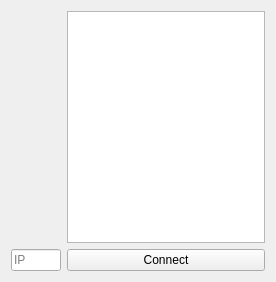
Before: the Qt Designer form client.ui in Tirariharari/Volleyball, drawn with Qt 5.
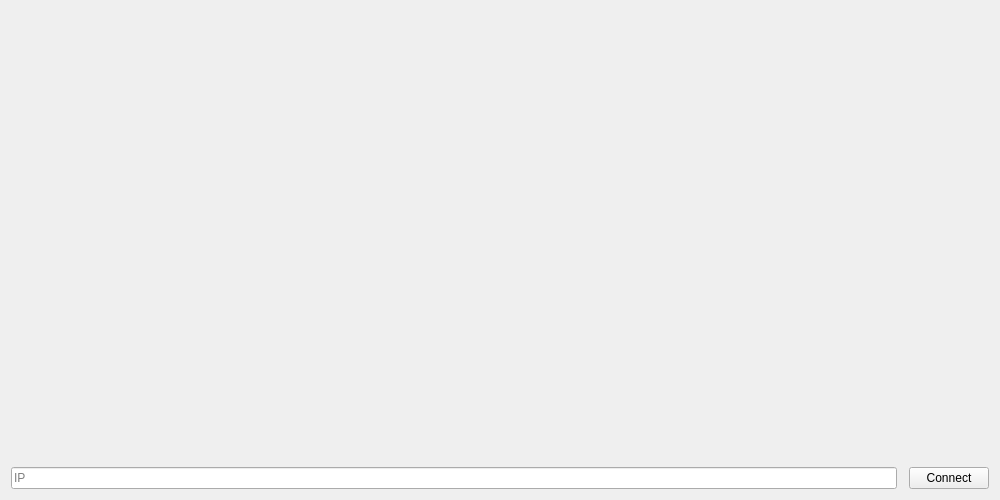
After: the same form once the commit is applied.

```diff
--- a/client.ui
+++ b/client.ui
@@ -6,10 +6,22 @@
    <rect>
     <x>0</x>
     <y>0</y>
-    <width>276</width>
-    <height>282</height>
+    <width>1000</width>
+    <height>500</height>
    </rect>
   </property>
+  <property name="minimumSize">
+   <size>
+    <width>1000</width>
+    <height>500</height>
+   </size>
+  </property>
+  <property name="maximumSize">
+   <size>
+    <width>1000</width>
+    <height>500</height>
+   </size>
+  </property>
   <property name="windowTitle">
    <string>Client</string>
   </property>
@@ -34,7 +46,7 @@
      </property>
     </widget>
    </item>
-   <item row="0" column="0">
+   <item row="0" column="0" colspan="3">
     <spacer name="verticalSpacer">
      <property name="orientation">
       <enum>Qt::Vertical</enum>
@@ -47,9 +59,6 @@
      </property>
     </spacer>
    </item>
-   <item row="0" column="2">
-    <widget class="QTextBrowser" name="textBrowser"/>
-   </item>
   </layout>
  </widget>
  <resources/>
```
